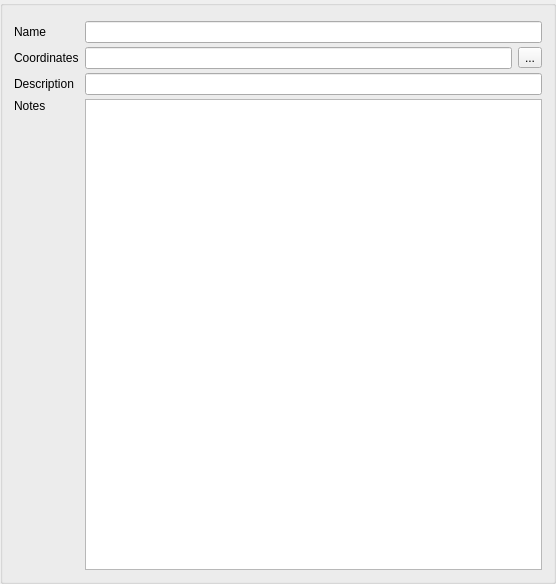
Above: qt-ui/locationInformation.ui from subsurface/subsurface before the change. Below: the same form after it.
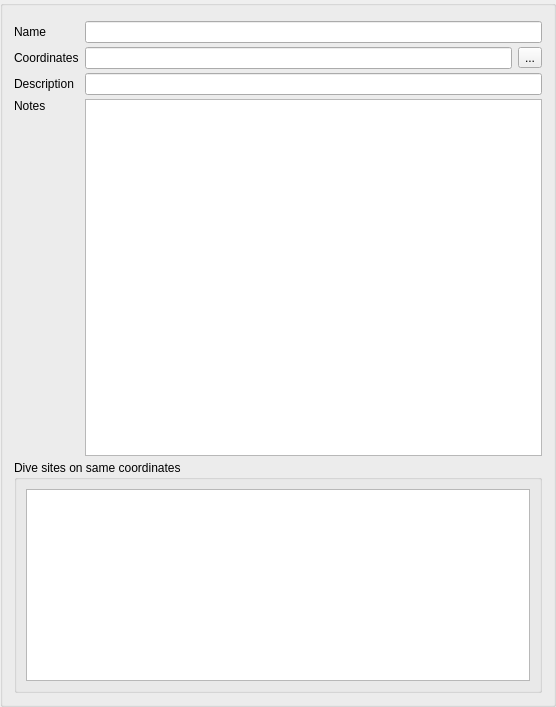
That is the form after the change. Icons and pictures are not drawn. Custom widgets are drawn as their Qt base class.

Commit message:
Widget to show other dive sites at the same coordinates
Add a new widget on the dive site management view to
display all other dive sites at the same coordinates.

```diff
--- a/qt-ui/locationInformation.ui
+++ b/qt-ui/locationInformation.ui
@@ -7,7 +7,7 @@
     <x>0</x>
     <y>0</y>
     <width>556</width>
-    <height>584</height>
+    <height>707</height>
    </rect>
   </property>
   <property name="windowTitle">
@@ -97,6 +97,38 @@
      </property>
     </widget>
    </item>
+   <item row="6" column="0" colspan="3">
+    <widget class="QGroupBox" name="diveSiteGroupBox">
+     <property name="title">
+      <string>Dive sites on same coordinates</string>
+     </property>
+     <layout class="QVBoxLayout" name="verticalLayout">
+      <item>
+       <widget class="QListView" name="diveSiteListView">
+        <property name="sizePolicy">
+         <sizepolicy hsizetype="Expanding" vsizetype="Fixed">
+          <horstretch>0</horstretch>
+          <verstretch>0</verstretch>
+         </sizepolicy>
+        </property>
+       </widget>
+      </item>
+     </layout>
+    </widget>
+   </item>
+   <item row="5" column="0">
+    <spacer name="verticalSpacer">
+     <property name="orientation">
+      <enum>Qt::Vertical</enum>
+     </property>
+     <property name="sizeHint" stdset="0">
+      <size>
+       <width>20</width>
+       <height>40</height>
+      </size>
+     </property>
+    </spacer>
+   </item>
   </layout>
  </widget>
  <customwidgets>
```
Left out of the diff: 31 changed lines with no effect on the pictures.
